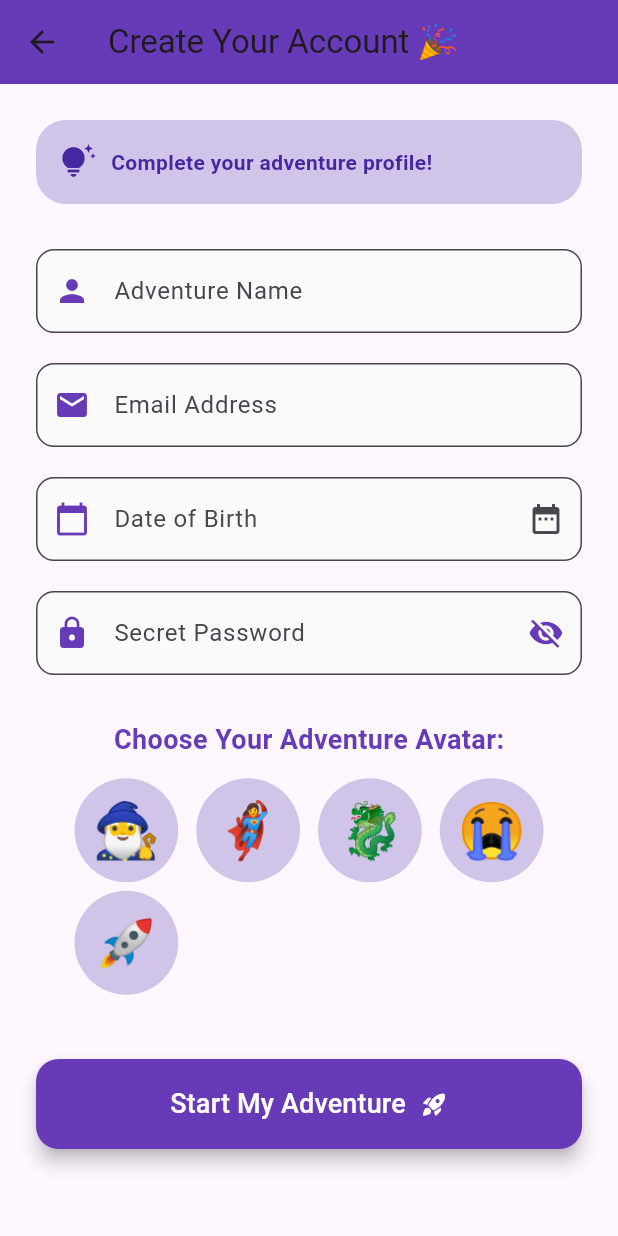
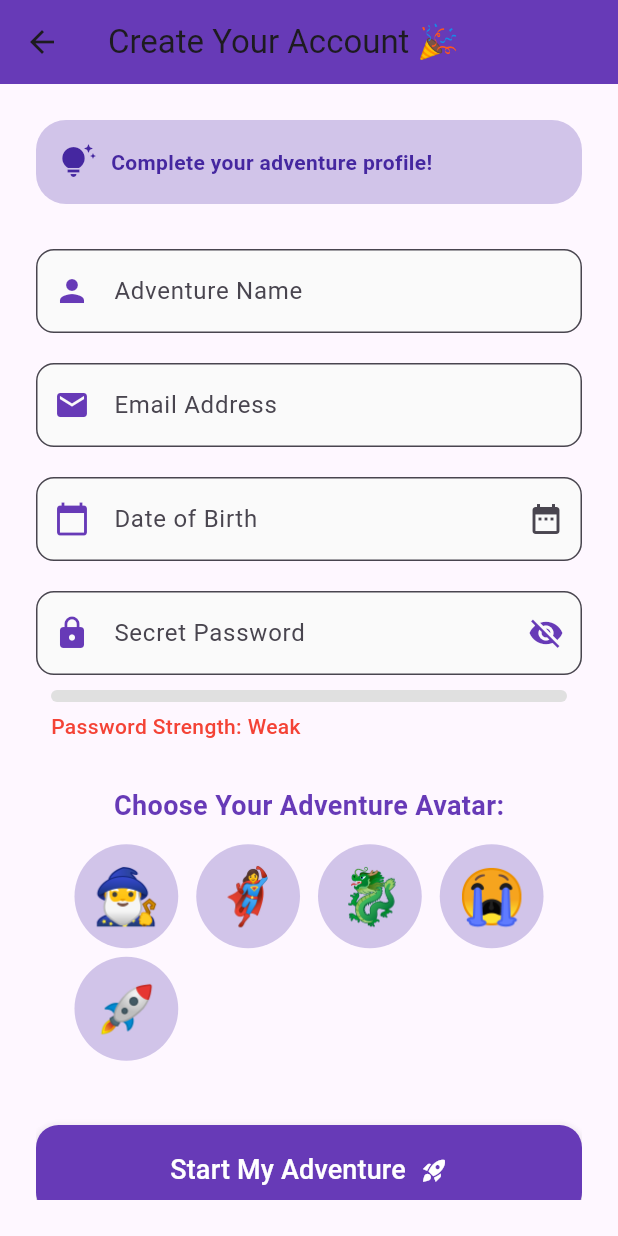
Before and after one commit to Ed-Zheng/MAD_act13, a Flutter app: the SignupScreen screen opened directly, on a phone screen of 412 x 824 dp. Run offline on Flutter 3.47's test engine with Material 3 defaults, Android fonts, the phone set to English and light mode, and no system bars; our stand-ins replace animated_text_kit, confetti.

Commit message:
Adds password strength indicator

```diff
--- a/lib/signup_screen.dart
+++ b/lib/signup_screen.dart
@@ -183,6 +183,9 @@ class _SignupScreenState extends State<SignupScreen> {
                 TextFormField(
                   controller: _passwordController,
                   obscureText: !_isPasswordVisible,
+                  onChanged: (value) {
+                    setState(() {});
+                  },
                   decoration: InputDecoration(
                     labelText: 'Secret Password',
                     prefixIcon:
@@ -216,6 +219,11 @@ class _SignupScreenState extends State<SignupScreen> {
                     return null;
                   },
                 ),
+
+                const SizedBox(height: 10),
+
+                _buildPasswordStrengthIndicator(_passwordController.text),
+
                 const SizedBox(height: 30),
 
                 // Submit Button w/ Loading Animation
@@ -333,3 +341,63 @@ class _SignupScreenState extends State<SignupScreen> {
     );
   }
 }
+
+Widget _buildPasswordStrengthIndicator(String password) {
+  double strength = _passwordStrength(password);
+  Color color;
+  String label;
+
+  if (strength < 0.3) {
+    color = Colors.red;
+    label = 'Weak';
+  } else if (strength < 0.6) {
+    color = Colors.orange;
+    label = 'Fair';
+  } else if (strength < 0.8) {
+    color = Colors.yellow[700]!;
+    label = 'Good';
+  } else {
+    color = Colors.green;
+    label = 'Strong';
+  }
+
+  return AnimatedContainer(
+    duration: const Duration(milliseconds: 300),
+    padding: const EdgeInsets.symmetric(horizontal: 10),
+    child: Column(
+      crossAxisAlignment: CrossAxisAlignment.start,
+      children: [
+        LinearProgressIndicator(
+          value: strength,
+          color: color,
+          backgroundColor: Colors.grey[300],
+          minHeight: 8,
+          borderRadius: BorderRadius.circular(10),
+        ),
+        const SizedBox(height: 6),
+        Text(
+          'Password Strength: $label',
+          style: TextStyle(
+            fontSize: 14,
+            fontWeight: FontWeight.w500,
+            color: color,
+          ),
+        ),
+      ],
+    ),
+  );
+}
+
+double _passwordStrength(String password) {
+  if (password.isEmpty) return 0.0;
+
+  double strength = 0;
+
+  if (password.length >= 6) strength += 0.2;
+  if (password.length >= 10) strength += 0.4;
+  if (RegExp(r'[A-Z]').hasMatch(password)) strength += 0.2;
+  if (RegExp(r'[0-9]').hasMatch(password)) strength += 0.2;
+  if (RegExp(r'[!@#\$&*~%^()-]').hasMatch(password)) strength += 0.2;
+
+  return strength.clamp(0.0, 1.0);
+}
```
